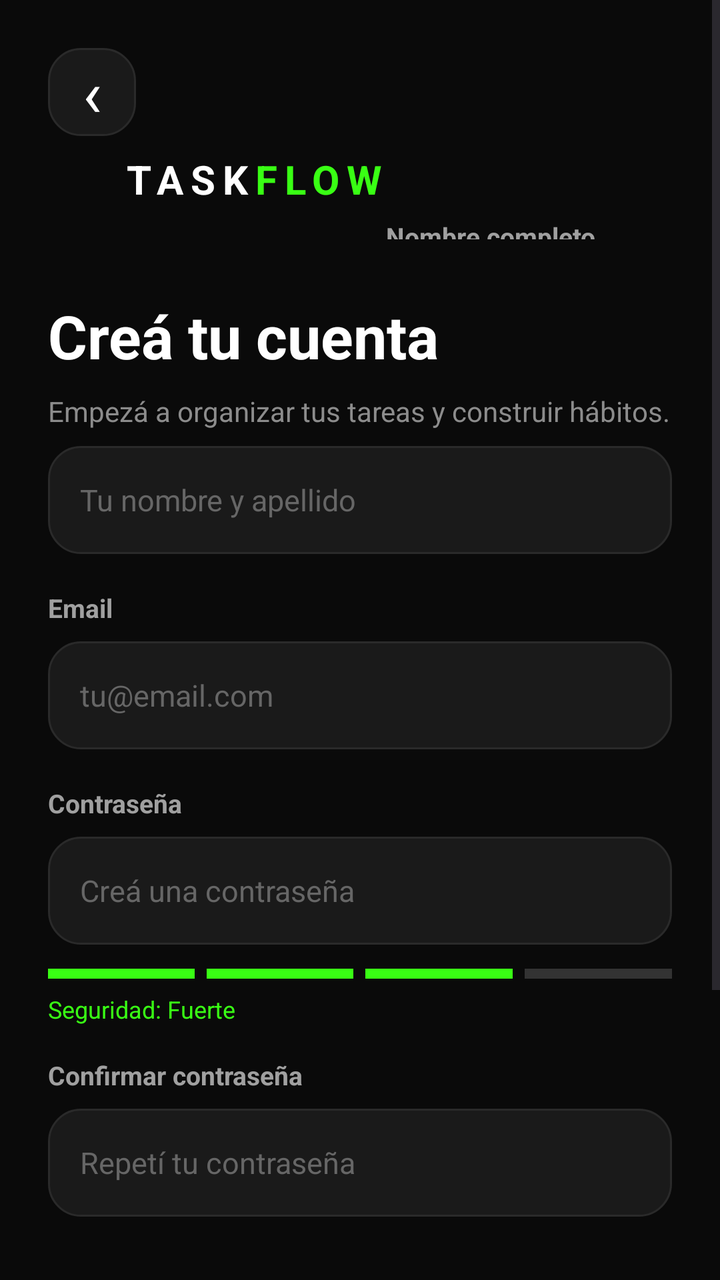
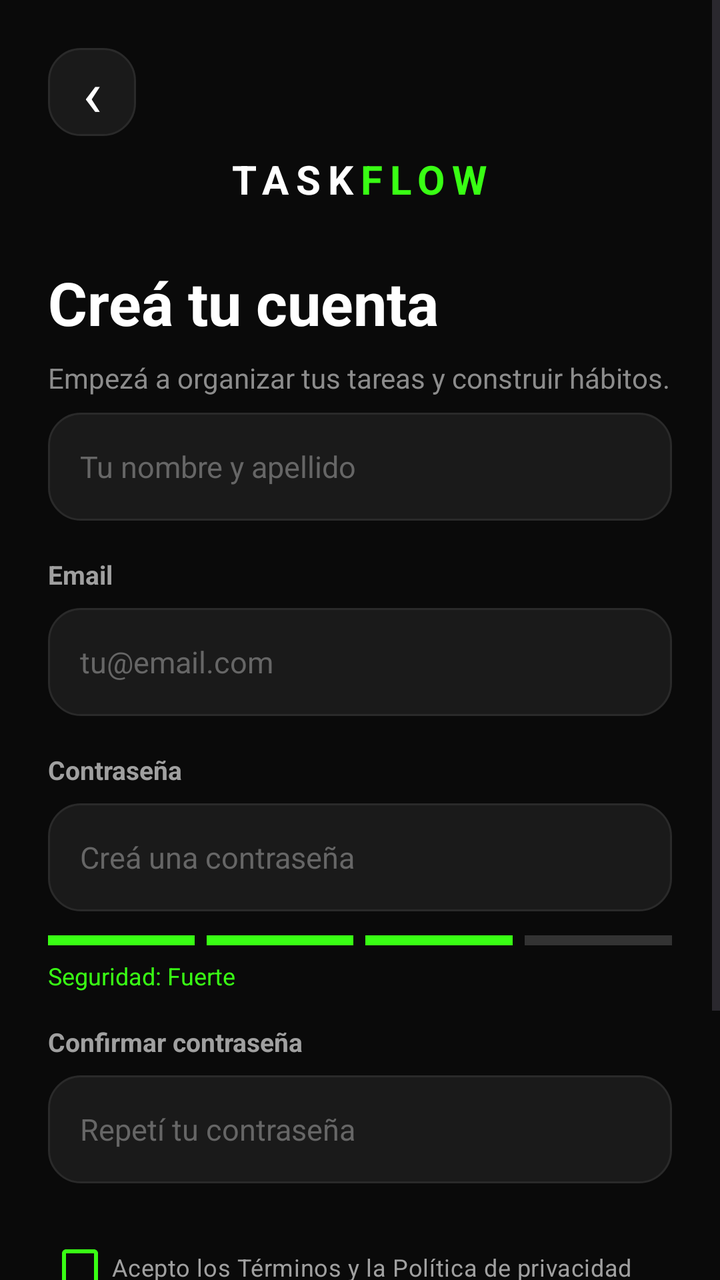

The first picture is an Android layout as it rendered before a commit; the second is the same layout after the commit. The layout source and the unified diff follow.
<!-- AndroidManifest.xml: application theme Theme.TaskFlow -->
<!-- res/layout/activity_register.xml -->
<?xml version="1.0" encoding="utf-8"?>
<ScrollView xmlns:android="http://schemas.android.com/apk/res/android"
    android:layout_width="match_parent"
    android:layout_height="match_parent"
    android:background="#0A0A0A"
    android:fillViewport="true"
    android:overScrollMode="never">

    <LinearLayout
        android:layout_width="match_parent"
        android:layout_height="wrap_content"
        android:orientation="vertical"
        android:paddingStart="24dp"
        android:paddingEnd="24dp"
        android:paddingTop="24dp"
        android:paddingBottom="32dp">

        

        <TextView
            android:id="@+id/tvBackToLogin"
            android:layout_width="44dp"
            android:layout_height="44dp"
            android:gravity="center"
            android:background="@drawable/login_secondary_button"
            android:text="‹"
            android:textColor="#FFFFFF"
            android:textSize="32sp" />

        <LinearLayout
            android:layout_width="wrap_content"
            android:layout_height="wrap_content"
            android:layout_gravity="center_horizontal"
            android:layout_marginTop="8dp"
            android:orientation="horizontal">

            <TextView
                android:layout_width="wrap_content"
                android:layout_height="wrap_content"
                android:text="TASK"
                android:textColor="#FFFFFF"
                android:textSize="20sp"
                android:textStyle="bold"
                android:letterSpacing="0.18" />

            <TextView
                android:layout_width="wrap_content"
                android:layout_height="wrap_content"
                android:text="FLOW"
                android:textColor="#39FF14"
                android:textSize="20sp"
                android:textStyle="bold"
                android:letterSpacing="0.18" />

            <TextView
                android:layout_width="match_parent"
                android:layout_height="wrap_content"
                android:layout_marginTop="26dp"
                android:text="Nombre completo"
                android:textColor="#A0A0A0"
                android:textSize="13sp"
                android:textStyle="bold" />

        </LinearLayout>

        

        <TextView
            android:layout_width="match_parent"
            android:layout_height="wrap_content"
            android:layout_marginTop="28dp"
            android:text="Creá tu cuenta"
            android:textColor="#FFFFFF"
            android:textSize="30sp"
            android:textStyle="bold" />

        <TextView
            android:layout_width="match_parent"
            android:layout_height="wrap_content"
            android:layout_marginTop="8dp"
            android:text="Empezá a organizar tus tareas y construir hábitos."
            android:textColor="#8C8C8C"
            android:textSize="14sp" />

        

        <EditText
            android:id="@+id/etName"
            android:layout_width="match_parent"
            android:layout_height="54dp"
            android:layout_marginTop="8dp"
            android:background="@drawable/login_input_background"
            android:hint="Tu nombre y apellido"
            android:inputType="textPersonName|textCapWords"
            android:paddingStart="16dp"
            android:paddingEnd="16dp"
            android:textColor="#FFFFFF"
            android:textColorHint="#666666"
            android:textSize="15sp"
            android:singleLine="true" />

        

        <TextView
            android:layout_width="match_parent"
            android:layout_height="wrap_content"
            android:layout_marginTop="18dp"
            android:text="Email"
            android:textColor="#A0A0A0"
            android:textSize="13sp"
            android:textStyle="bold" />

        <EditText
            android:id="@+id/etEmail"
            android:layout_width="match_parent"
            android:layout_height="54dp"
            android:layout_marginTop="8dp"
            android:background="@drawable/login_input_background"
            android:hint="tu@email.com"
            android:inputType="textEmailAddress"
            android:paddingStart="16dp"
            android:paddingEnd="16dp"
            android:textColor="#FFFFFF"
            android:textColorHint="#666666"
            android:textSize="15sp"
            android:singleLine="true" />

        

        <TextView
            android:layout_width="match_parent"
            android:layout_height="wrap_content"
            android:layout_marginTop="18dp"
            android:text="Contraseña"
            android:textColor="#A0A0A0"
            android:textSize="13sp"
            android:textStyle="bold" />

        <EditText
            android:id="@+id/etPassword"
            android:layout_width="match_parent"
            android:layout_height="54dp"
            android:layout_marginTop="8dp"
            android:background="@drawable/login_input_background"
            android:hint="Creá una contraseña"
            android:inputType="textPassword"
            android:paddingStart="16dp"
            android:paddingEnd="16dp"
            android:textColor="#FFFFFF"
            android:textColorHint="#666666"
            android:textSize="15sp"
            android:singleLine="true" />

        

        <LinearLayout
            android:layout_width="match_parent"
            android:layout_height="wrap_content"
            android:layout_marginTop="12dp"
            android:orientation="horizontal">

            <View
                android:id="@+id/vBar1"
                android:layout_width="0dp"
                android:layout_height="5dp"
                android:layout_weight="1"
                android:background="#39FF14" />

            <View
                android:id="@+id/vBar2"
                android:layout_width="0dp"
                android:layout_height="5dp"
                android:layout_marginStart="6dp"
                android:layout_weight="1"
                android:background="#39FF14" />

            <View
                android:id="@+id/vBar3"
                android:layout_width="0dp"
                android:layout_height="5dp"
                android:layout_marginStart="6dp"
                android:layout_weight="1"
                android:background="#39FF14" />

            <View
                android:id="@+id/vBar4"
                android:layout_width="0dp"
                android:layout_height="5dp"
                android:layout_marginStart="6dp"
                android:layout_weight="1"
                android:background="#333333" />

        </LinearLayout>

        <TextView
            android:id="@+id/tvSecurityStatus"
            android:layout_width="match_parent"
            android:layout_height="wrap_content"
            android:layout_marginTop="7dp"
            android:text="Seguridad: Fuerte"
            android:textColor="#39FF14"
            android:textSize="12sp" />

        

        <TextView
            android:layout_width="match_parent"
            android:layout_height="wrap_content"
            android:layout_marginTop="16dp"
            android:text="Confirmar contraseña"
            android:textColor="#A0A0A0"
            android:textSize="13sp"
            android:textStyle="bold" />

        <EditText
            android:id="@+id/etConfirmPassword"
            android:layout_width="match_parent"
            android:layout_height="54dp"
            android:layout_marginTop="8dp"
            android:background="@drawable/login_input_background"
            android:hint="Repetí tu contraseña"
            android:inputType="textPassword"
            android:paddingStart="16dp"
            android:paddingEnd="16dp"
            android:textColor="#FFFFFF"
            android:textColorHint="#666666"
            android:textSize="15sp"
            android:singleLine="true" />

        

        <CheckBox
            android:id="@+id/cbTerms"
            android:layout_width="match_parent"
            android:layout_height="wrap_content"
            android:layout_marginTop="18dp"
            android:buttonTint="#39FF14"
            android:text="Acepto los Términos y la Política de privacidad"
            android:textColor="#A0A0A0"
            android:textSize="12sp" />

        

        <Button
            android:id="@+id/btnRegister"
            android:layout_width="match_parent"
            android:layout_height="56dp"
            android:layout_marginTop="22dp"
            android:background="@drawable/login_button_background"
            android:elevation="8dp"
            android:stateListAnimator="@null"
            android:text="Crear cuenta  ›"
            android:textAllCaps="false"
            android:textColor="#000000"
            android:textSize="16sp"
            android:textStyle="bold" />

        

        <TextView
            android:id="@+id/tvLogin"
            android:layout_width="match_parent"
            android:layout_height="wrap_content"
            android:layout_marginTop="24dp"
            android:gravity="center"
            android:text="¿Ya tenés cuenta? Iniciá sesión"
            android:textColor="#39FF14"
            android:textSize="14sp"
            android:textStyle="bold" />

    </LinearLayout>

</ScrollView>
<!-- resources referenced by this layout -->
<resources>
  <!-- drawable login_button_background (drawable) -->
  <?xml version="1.0" encoding="utf-8"?>
  <selector xmlns:android="http://schemas.android.com/apk/res/android">
  
      <item android:state_pressed="true">
          <shape android:shape="rectangle">
              <solid android:color="#2EDB10" />
              <corners android:radius="16dp" />
          </shape>
      </item>
  
      <item>
          <shape android:shape="rectangle">
              <solid android:color="#39FF14" />
              <corners android:radius="16dp" />
          </shape>
      </item>
  
  </selector>
  <!-- drawable login_input_background (drawable) -->
  <?xml version="1.0" encoding="utf-8"?>
  <selector xmlns:android="http://schemas.android.com/apk/res/android">
  
      <item android:state_focused="true">
          <shape android:shape="rectangle">
              <solid android:color="#1A1A1A" />
              <corners android:radius="16dp" />
              <stroke
                  android:width="2dp"
                  android:color="#39FF14" />
          </shape>
      </item>
  
      <item>
          <shape android:shape="rectangle">
              <solid android:color="#1A1A1A" />
              <corners android:radius="16dp" />
              <stroke
                  android:width="1dp"
                  android:color="#2A2A2A" />
          </shape>
      </item>
  
  </selector>
  <!-- drawable login_secondary_button (drawable) -->
  <?xml version="1.0" encoding="utf-8"?>
  <selector xmlns:android="http://schemas.android.com/apk/res/android">
  
      <item android:state_pressed="true">
          <shape android:shape="rectangle">
              <solid android:color="#202020" />
              <corners android:radius="16dp" />
              <stroke
                  android:width="1dp"
                  android:color="#39FF14" />
          </shape>
      </item>
  
      <item>
          <shape android:shape="rectangle">
              <solid android:color="#1A1A1A" />
              <corners android:radius="16dp" />
              <stroke
                  android:width="1dp"
                  android:color="#2A2A2A" />
          </shape>
      </item>
  
  </selector>
  <style name="Theme.TaskFlow" parent="Base.Theme.TaskFlow" />
  <style name="Base.Theme.TaskFlow" parent="Theme.Material3.DayNight.NoActionBar">
          
          
      </style>
</resources>

<!-- the commit's change to res/layout/activity_register.xml (unified diff, before → after) -->
@@ -52,14 +52,7 @@
                 android:textStyle="bold"
                 android:letterSpacing="0.18" />
 
-            <TextView
-                android:layout_width="match_parent"
-                android:layout_height="wrap_content"
-                android:layout_marginTop="26dp"
-                android:text="Nombre completo"
-                android:textColor="#A0A0A0"
-                android:textSize="13sp"
-                android:textStyle="bold" />
+
 
         </LinearLayout>
 
